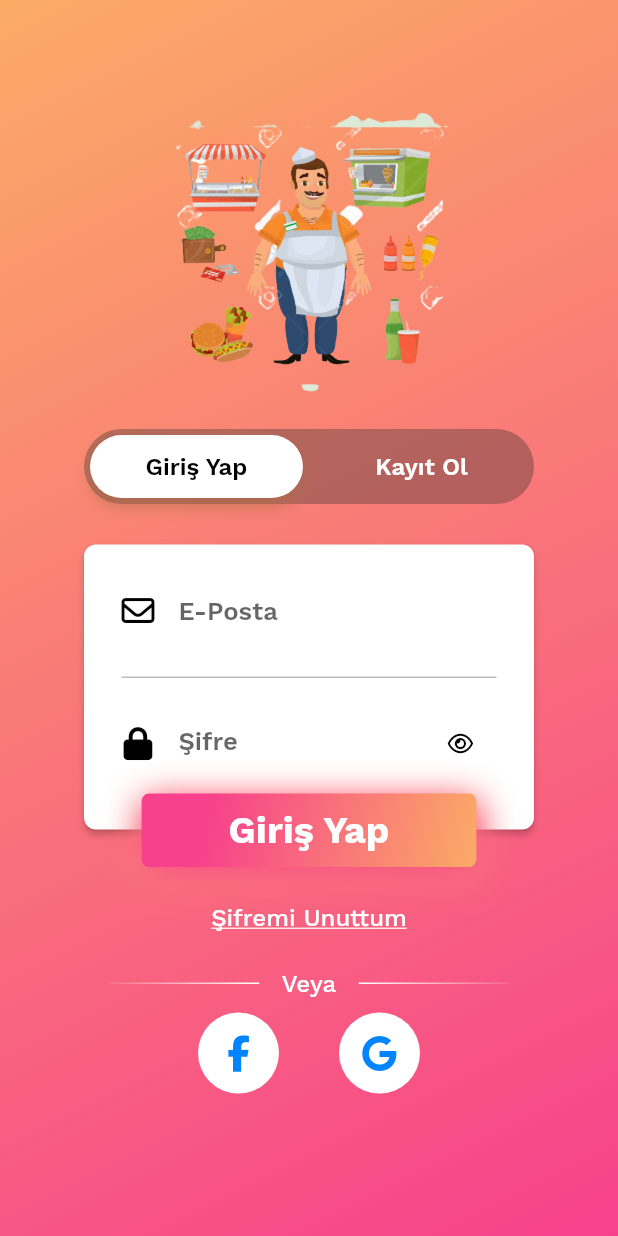
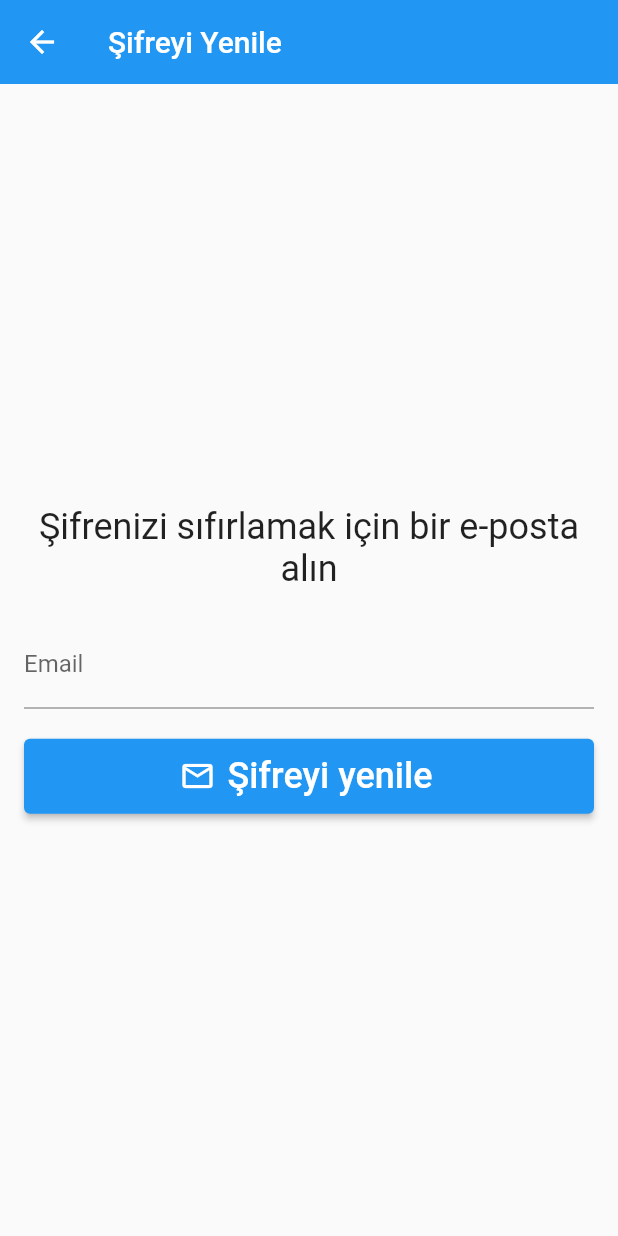
Before and after one commit to mervehaciabbasoglu/point, a Flutter app: the screen it shows after launch, after a tap on "Şifremi Unuttum", on a phone screen of 412 x 824 dp. Run offline on Flutter 3.47's test engine with Material 2 defaults, Android fonts, the phone set to English and light mode, and no system bars; our stand-ins replace cloud_firestore, firebase_auth, firebase_core, font_awesome_flutter; accounts and stored records are empty; project files that could hold a hidden picture were left out.

```diff
--- /dev/null
+++ b/lib/pages/forgot_password_page.dart
@@ -0,0 +1,146 @@
+import 'package:firebase_auth/firebase_auth.dart';
+import 'package:flutter/material.dart';
+
+
+
+class ForgotPasswordPage extends StatefulWidget {
+  const ForgotPasswordPage({Key? key}) : super(key: key);
+
+  @override
+  State<ForgotPasswordPage> createState() => _ForgotPasswordPageState();
+
+}
+
+class _ForgotPasswordPageState extends State<ForgotPasswordPage> {
+  final formKey = GlobalKey<FormState>();
+  final emailController = TextEditingController();
+
+  get EmailValidator => null;
+
+  get Utils => null;
+  //TextEditingController _emailTextController = TextEditingController();
+
+  @override
+  void dispose() {
+    emailController.dispose();
+    super.dispose();
+  }
+  Widget build(BuildContext) => Scaffold(
+    appBar: AppBar(
+      backgroundColor: Colors.blue,
+      elevation: 0,
+      title: Text('Şifreyi Yenile'),
+    ),
+    body: Padding(
+      padding: EdgeInsets.all(16),
+      child: Form(
+        key: formKey,
+        child: Column(
+          mainAxisAlignment: MainAxisAlignment.center,
+          children: [
+            Text(
+              'Şifrenizi sıfırlamak için bir e-posta alın',
+              textAlign: TextAlign.center,
+              style: TextStyle(fontSize: 24),
+            ),
+            SizedBox(height: 20),
+            TextFormField(
+              controller: emailController,
+              cursorColor: Colors.white,
+              textInputAction: TextInputAction.done,
+              decoration: InputDecoration(labelText: 'Email'),
+              autovalidateMode: AutovalidateMode.onUserInteraction,
+              validator: (email) =>
+              email != null && !EmailValidator.validate(email)
+                  ? 'Geçerli bir eposta adresi giriniz'
+                  : null,
+            ),
+            SizedBox(height: 20),
+            ElevatedButton.icon(
+              style: ElevatedButton.styleFrom(
+                minimumSize: Size.fromHeight(50),
+              ),
+              icon: Icon(Icons.email_outlined),
+              label: Text(
+                'Şifreyi yenile',
+                style: TextStyle(fontSize: 24),
+              ),
+              onPressed: (){} ,
+            ),
+          ],
+        ),
+      ),
+    ),
+  );
+
+  Future verifyEmail() async {
+    showDialog(
+      context: context,
+      barrierDismissible: false,
+      builder: (context) => Center(child: CircularProgressIndicator()),
+    );
+
+    try {
+      await FirebaseAuth.instance
+          .sendPasswordResetEmail(email: emailController.text.trim());
+
+      Utils.showSnackBar('Şifreyi sıfırlamak için link E-postaya gönderildi');
+      Navigator.of(context).popUntil((route) => route.isFirst);
+
+    } on FirebaseAuthException catch (e) {
+      print(e);
+
+      Utils.showSnackBar(e.message);
+      Navigator.of(context).pop();
+    }
+  }
+}
+
+
+
+
+ /*Widget build(BuildContext context) {
+    return Scaffold(
+      extendBodyBehindAppBar: true,
+      appBar: AppBar(
+        backgroundColor: Colors.transparent,
+        elevation: 0,
+        title: const Text(
+            "Şifreyi Yenile",
+          style: TextStyle(fontSize: 24,fontWeight: FontWeight.bold),
+        ),
+      ),
+      body: Container(
+        width: MediaQuery.of(context).size.width,
+        height: MediaQuery.of(context).size.height,
+        decoration: BoxDecoration(
+          gradient: linearGradient(colors: [
+            hexStringToColor("CB2093"),
+            hexStringToColor("9546C4"),
+            hexStringToColor("9546C4"),
+          ], begin: Alignment.topCenter, end: Alignment.bottomCenter),
+          child: SingleChildScrollView(
+            child: Padding(
+              padding: EdgeInsets.fromLTRB(20, 120, 20, 0),
+              child: Column(
+                children: <Widget>[
+                  const SizedBox(
+                    height: 20,
+                  ),
+                  reusableTextField("Eposta adresini giriniz", Icons.person_outline,false,
+                    _emailTextController),
+                  const SizedBox(
+                    height: 20,
+                  ),
+                  firbaseButton(context, "Şifreyi Yenile", () {
+                    FirebaseAuth.instance
+                        .sendPasswordResetEmail(email: _emailTextController.text)
+                        .then((value) => Navigator.of(context).pop());
+                  })
+                ],
+              ),
+            ),
+          )
+        ),
+      ),
+    );*/
--- a/lib/pages/sign_in.dart
+++ b/lib/pages/sign_in.dart
@@ -1,13 +1,23 @@
 import 'package:firebase_auth/firebase_auth.dart';
 import 'package:flutter/material.dart';
 import 'package:font_awesome_flutter/font_awesome_flutter.dart';
+import 'package:point/main.dart';
 import 'package:point/pages/search_menu/search_page.dart';
 import 'package:point/theme.dart';
 import 'package:point/widgets/snackbar.dart';
-import 'package:provider/provider.dart';
-import '../services/authentication_service.dart';
 import '../widgets/dialog.dart';
 import '../widgets/error_dialog.dart';
+import 'forgot_password_page.dart';
+import 'package:firebase_core/firebase_core.dart';
+
+Future main() async {
+  WidgetsFlutterBinding.ensureInitialized();
+  await Firebase.initializeApp();
+
+  runApp(MyApp());
+}
+
+
 
 class SignIn extends StatefulWidget {
   const SignIn({Key? key}) : super(key: key);
@@ -96,7 +106,7 @@ class _SignInState extends State<SignIn> {
                     children: <Widget>[
                       Padding(
                         padding: const EdgeInsets.only(
-                            top: 20.0, bottom: 20.0, left: 25.0, right: 25.0),
+                            top: 10.0, bottom: 20.0, left: 25.0, right: 25.0),
                         child: TextField(
                           focusNode: focusNodeEmail,
                           controller: loginEmailController,
@@ -199,12 +209,12 @@ class _SignInState extends State<SignIn> {
                   splashColor: CustomTheme.loginGradientEnd,
                   child: const Padding(
                     padding:
-                        EdgeInsets.symmetric(vertical: 10.0, horizontal: 42.0),
+                    EdgeInsets.symmetric(vertical: 10.0, horizontal: 35.0),
                     child: Text(
                       'Giriş Yap',
                       style: TextStyle(
                           color: Colors.white,
-                          fontSize: 25.0,
+                          fontSize: 30.0,
                           fontFamily: 'WorkSansBold'),
                     ),
                   ),
@@ -220,15 +230,17 @@ class _SignInState extends State<SignIn> {
           Padding(
             padding: const EdgeInsets.only(top: 10.0),
             child: TextButton(
-                onPressed: () {},
+              onPressed: () => Navigator.of(context).push(MaterialPageRoute(builder: (context) => ForgotPasswordPage())
+              ),
               child: const Text(
                 'Şifremi Unuttum',
                 style: TextStyle(
                     decoration: TextDecoration.underline,
                     color: Colors.white,
-                      fontSize: 16.0,
+                    fontSize: 20.0,
                     fontFamily: 'WorkSansMedium'),
-                )),
+              ),
+            ),
           ),
           Padding(
             padding: const EdgeInsets.only(top: 10.0),
@@ -247,19 +259,19 @@ class _SignInState extends State<SignIn> {
                         stops: <double>[0.0, 1.0],
                         tileMode: TileMode.clamp),
                   ),
-                  width: 100.0,
+                  width: 50.0,
                   height: 1.0,
                 ),
-                const Padding(
-                  padding: EdgeInsets.only(left: 15.0, right: 15.0),
+              /*  const Padding(
+                  padding: EdgeInsets.only(left: 15.0, right:15.0),
                   child: Text(
                     'Veya',
                     style: TextStyle(
                         color: Colors.white,
-                        fontSize: 16.0,
+                        fontSize: 18.0,
                         fontFamily: 'WorkSansMedium'),
                   ),
-                ),
+                ),*/
                 Container(
                   decoration: const BoxDecoration(
                     gradient: LinearGradient(
@@ -272,7 +284,7 @@ class _SignInState extends State<SignIn> {
                         stops: <double>[0.0, 1.0],
                         tileMode: TileMode.clamp),
                   ),
-                  width: 100.0,
+                  width: 50.0,
                   height: 1.0,
                 ),
               ],
@@ -281,7 +293,7 @@ class _SignInState extends State<SignIn> {
           Row(
             mainAxisAlignment: MainAxisAlignment.center,
             children: <Widget>[
-              Padding(
+              /* Padding(
                 padding: const EdgeInsets.only(top: 10.0, right: 40.0),
                 child: GestureDetector(
                   onTap: () => CustomSnackBar(
@@ -298,12 +310,12 @@ class _SignInState extends State<SignIn> {
                     ),
                   ),
                 ),
-              ),
-              Padding(
-                padding: const EdgeInsets.only(top: 10.0),
+              ),*/
+           /*   Padding(
+                padding: const EdgeInsets.only(top: 30.0),
                 child: GestureDetector(
                   onTap: () => CustomSnackBar(
-                      context, const Text('Google button pressed')),
+                      context, const Text('Google butonuna tıklandı')),
                   child: Container(
                     padding: const EdgeInsets.all(15.0),
                     decoration: const BoxDecoration(
@@ -316,7 +328,7 @@ class _SignInState extends State<SignIn> {
                     ),
                   ),
                 ),
-              ),
+              ),*/
             ],
           ),
         ],
@@ -325,7 +337,7 @@ class _SignInState extends State<SignIn> {
   }
 
   void _toggleSignInButton() {
-    CustomSnackBar(context, const Text('Login button pressed'));
+    CustomSnackBar(context, const Text('Giriş butonuna tıklandı'));
   }
 
   void _toggleLogin() {
--- a/pubspec.yaml
+++ b/pubspec.yaml
@@ -38,6 +38,9 @@ dependencies:
   cloud_firestore: ^3.1.15
   mobx: ^2.0.7
   flutter_mobx: ^2.0.5
+  dio: ^4.0.6
+  flutter_polyline_points: ^1.0.0
+  google_maps_flutter: ^2.1.6
 
 dev_dependencies:
   build_runner: ^2.1.10
```
Also changed, not shown: lib/pages/search_menu/drawer.dart (+7 -6 lines), lib/pages/search_menu/search_page.dart (+64 -21 lines), lib/main.dart (line endings or trailing spaces), pubspec.lock, 3 other files. Lines whose indentation alone changed are shown as unchanged.
